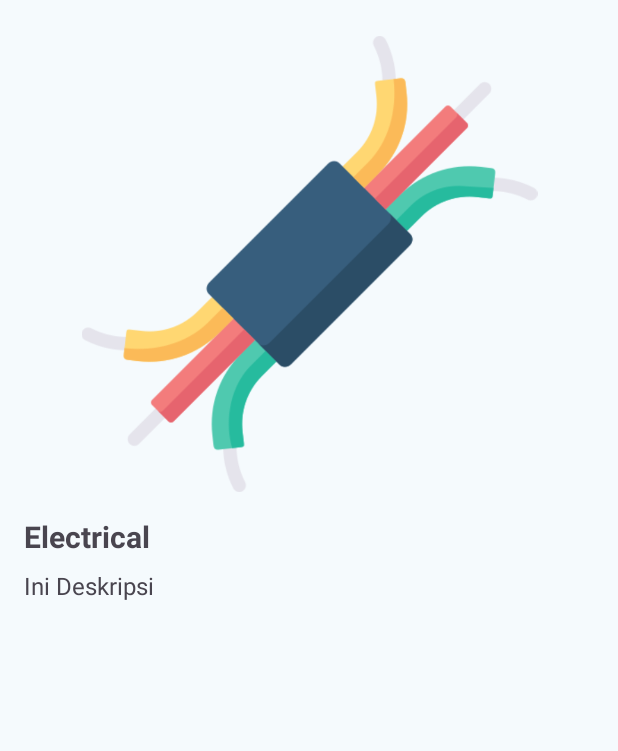
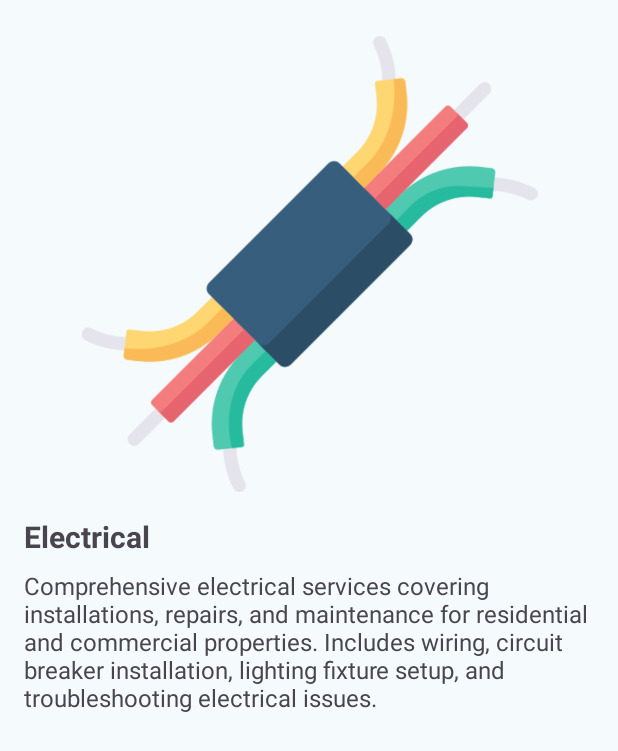
Before and after one commit to Satset-Project/Satset-Android, an Android app: the screen it shows after launch once a user with an empty profile is signed in (MainActivity), after a tap on "Electrical", on a phone screen of 412 x 824 dp. Shown: the top 751 px of the screen. Run offline under Robolectric (Android 15) with nearby library versions, the phone set to English and light mode, and no system bars; our stand-ins replace Firebase (no records; nobody signed in at launch, a user with empty details on screens opened directly), navigation-ui.

Commit message:
Add more category

```diff
--- a/app/src/main/java/com/tikorst/satset/data/Category.kt
+++ b/app/src/main/java/com/tikorst/satset/data/Category.kt
@@ -10,9 +10,19 @@ object CategoryData {
     val categoryList: List<Category>
         get() {
             val categories: MutableList<Category> = ArrayList()
-            categories.add(Category("Electrical", "Ini Deskripsi", R.drawable.electrical))
-            categories.add(Category("Plumbing", "Ini Deskripsi",R.drawable.plumbing))
-            categories.add(Category("Air Conditioner","Ini Deskripsi" ,R.drawable.ac))
+            categories.add(Category("Electrical", "Comprehensive electrical services covering installations, repairs, and maintenance for residential and commercial properties. Includes wiring, circuit breaker installation, lighting fixture setup, and troubleshooting electrical issues.", R.drawable.electrical))
+            categories.add(Category("Plumbing", "Extensive plumbing solutions encompassing water supply, drainage, and sewage systems. Services include pipe installations, leak repairs, drain cleaning, toilet and faucet maintenance, water heater installations, and sewer line upkeep.",R.drawable.plumbing))
+            categories.add(Category("Air Conditioner","Specialized services dedicated to ensuring optimal cooling and air quality within residential and commercial spaces. Technicians offer installation, repair, and maintenance exclusively for air conditioning units, addressing issues such as refrigerant leaks, compressor malfunctions, airflow restrictions, and thermostat irregularities." ,R.drawable.ac))
+//            categories.add(Category("Carpentry","Professional carpentry services for residential and commercial properties, including furniture assembly, cabinet installation, door and window repairs, and custom woodwork. Carpenters are skilled in handling various wood types and finishes to meet client specifications.",R.drawable.carpentry))
+//            categories.add(Category("Painting","Expert painting services for interior and exterior surfaces of residential and commercial properties. Services include wall painting, ceiling painting, trim painting, and surface preparation. Painters use high-quality materials and techniques to ensure a flawless finish.",R.drawable.painting))
+//            categories.add(Category("Cleaning","Comprehensive cleaning services for residential and commercial properties, covering general cleaning, deep cleaning, and specialized cleaning tasks. Services include dusting, vacuuming, mopping, sanitizing, and disinfecting various surfaces and areas.",R.drawable.cleaning))
+//            categories.add(Category("Landscaping","Professional landscaping services for residential and commercial properties, including lawn care, garden maintenance, tree trimming, and hardscape installation. Landscapers offer design, installation, and maintenance services to enhance outdoor spaces.",R.drawable.landscaping))
+//            categories.add(Category("Pest Control","Effective pest control services to eliminate and prevent infestations in residential and commercial properties. Services include inspection, treatment, and prevention of pests such as insects, rodents, termites, and bed bugs.",R.drawable.pest_control))
+//            categories.add(Category("Roofing","Comprehensive roofing services for residential and commercial properties, including installation, repair, and maintenance of roofing systems. Roofers address issues such as leaks, damage, and deterioration to ensure the structural integrity and longevity of the roof.",R.drawable.roofing))
+//            categories.add(Category("Security","Professional security services for residential and commercial properties, including alarm system installation, surveillance camera setup, access control systems, and security monitoring. Security experts provide customized solutions to enhance safety and protect against intruders.",R.drawable.security))
+            categories.add(Category("Computer", "Offering installation, repair, and maintenance for computers in both residential and commercial properties. This includes addressing a variety of computer issues, managing software updates, conducting hardware checks, and performing system optimizations.", R.drawable.computer))
+            categories.add(Category("Refrigerator", "Refrigerator services encompass installation, repair, and maintenance solutions for both residential and commercial settings. This category addresses various refrigerator concerns, including temperature management, ice maker repairs, and verification of door seals.", R.drawable.refrigerator))
+            categories.add(Category("Washing Machine", "Extensive washing machine services encompassing installations, repairs, and maintenance for both residential and commercial properties. This category includes addressing a wide range of washer issues, managing cycle control, conducting drum cleaning, and performing door seal checks.", R.drawable.washer))
             return categories
         }
 }
```
Also changed, not shown: app/src/main/res/layout/fragment_profile.xml (+7 -2 lines), app/src/main/res/drawable/refrigerator.png (added), app/src/main/res/drawable/washer.png (added).
